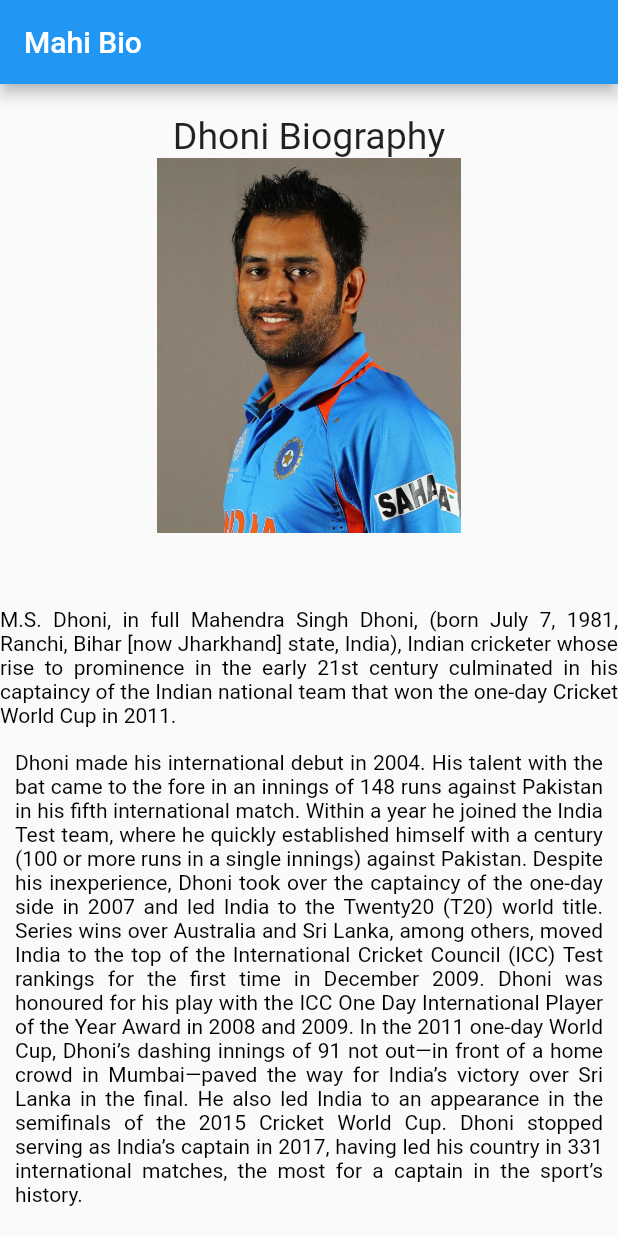
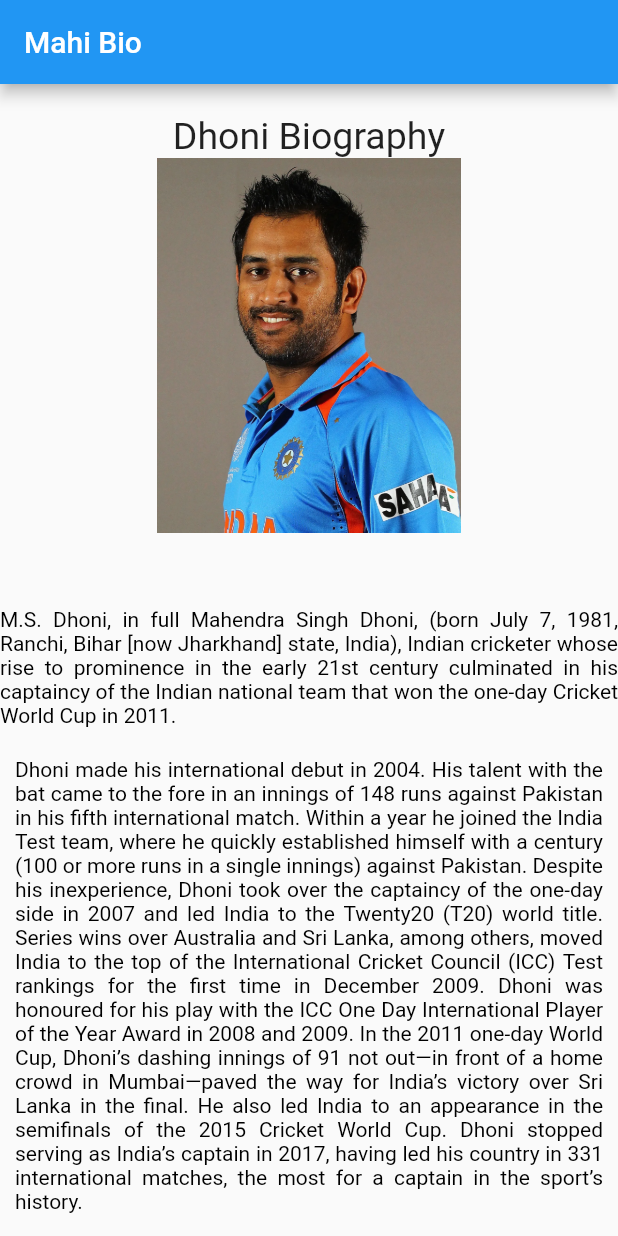
Before and after one commit to rajeshlakkakula-dev/first_app_bio, a Flutter app: the screen it shows after launch, on a phone screen of 412 x 824 dp. Run offline on Flutter 3.47's test engine with Material 2 defaults, Android fonts, the light colour scheme and no system bars.

Commit message:
This commit contains change in paragraph two margin -top in main.dart file

```diff
--- a/lib/main.dart
+++ b/lib/main.dart
@@ -34,7 +34,7 @@ class MyApp extends StatelessWidget {
                 Padding(padding: EdgeInsets.only(bottom: 50)),
                 Text(Strings.para_one ,style: TextStyle(fontSize: 14, fontStyle: FontStyle.normal, color: Colors.black),textAlign: TextAlign.justify),
                 Container(
-                  margin: EdgeInsets.only(left: 10,top: 15,right: 10, bottom: 5),
+                  margin: EdgeInsets.only(left: 10,top: 20,right: 10, bottom: 5),
                     child: Text(Strings.para_two ,style: TextStyle(fontSize: 14, fontStyle: FontStyle.normal, color: Colors.black),textAlign: TextAlign.justify ),
                 ),
 
```
